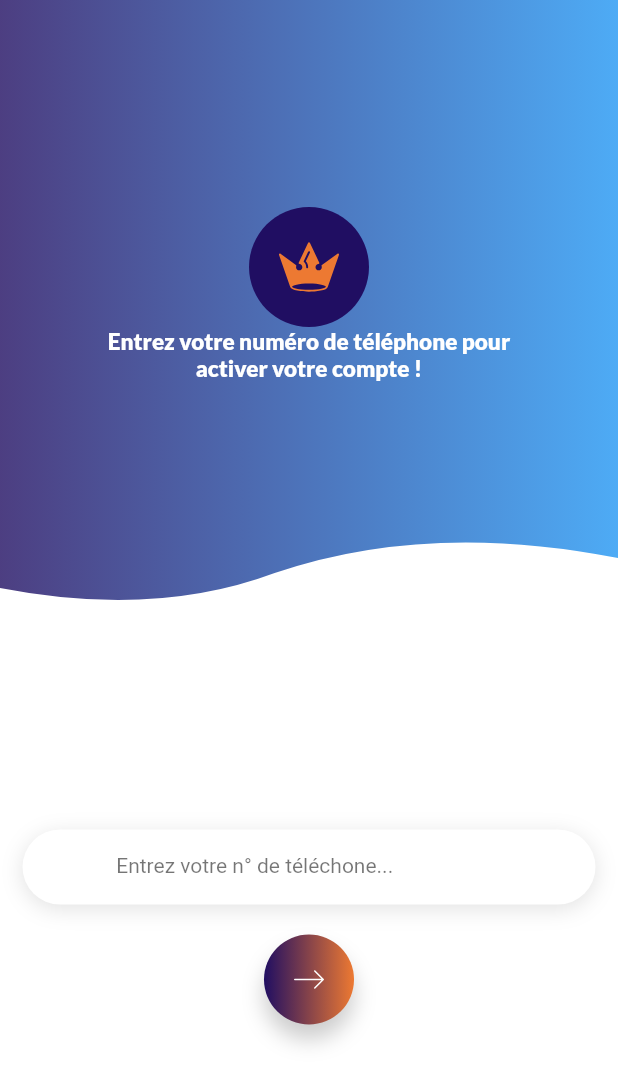
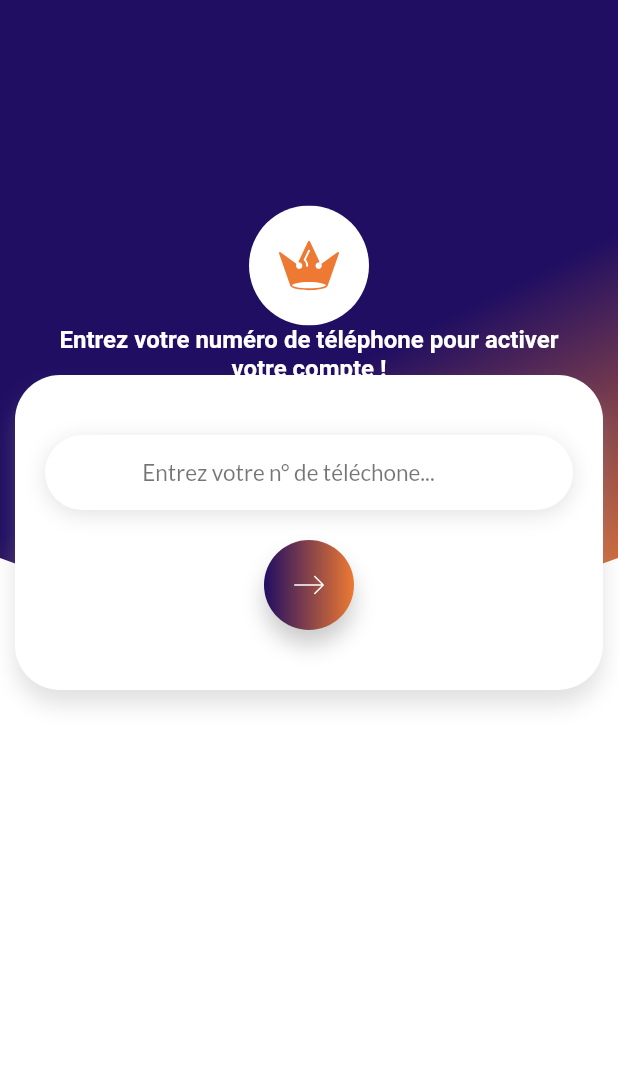
Before and after one commit to Delimond-eng/c.royal, a Flutter app: the AuthenticateScreen screen opened directly, on a phone screen of 412 x 824 dp. Shown: the top 1085 px of the screen. Run offline on Flutter 3.47's test engine with Material 2 defaults, Android fonts, the phone set to English and light mode, and no system bars; our stand-ins replace badges, expandable, flutter_custom_clippers, flutter_rating_bar, flutter_spinkit, flutter_svg and 9 more; missing offline and left inert: flutter_polyline_points; accounts and stored records are empty; network calls fail; Roboto replaces fonts that are missing (Courgette).

Commit message:
new auth screen  update

```diff
--- a/lib/main.dart
+++ b/lib/main.dart
@@ -3,7 +3,7 @@ import 'package:flutter_localizations/flutter_localizations.dart';
 import 'package:get/get.dart';
 import 'package:get_storage/get_storage.dart';
 
-//import 'screens/auth/auth_screen.dart';
+import 'screens/auth/auth_screen.dart';
 import 'controllers/home_controller.dart';
 import 'screens/auth/auth_screen.dart';
 import 'screens/home/home_screens.dart';
@@ -37,7 +37,7 @@ class MyApp extends StatelessWidget {
       ),
       home: Builder(
         builder: (context) {
-          return const HomeScreen();
+          return const AuthenticateScreen();
         },
       ), //AuthenticateScreen(),
     );
--- a/lib/pages/subscriptions/subscription_page.dart
+++ b/lib/pages/subscriptions/subscription_page.dart
@@ -162,9 +162,7 @@ class _SubscriptionsPageState extends State<SubscriptionsPage> {
                                         int.parse(data.abonnement.montant);
                                     setState(() {
                                       total = currentTot;
-                                      sendsData.removeWhere((String e) =>
-                                          e ==
-                                          data.abonnement.abonnementTarifId);
+                                      sendsData.removeWhere((String e) =>e ==data.abonnement.abonnementTarifId);
                                     });
                                   }
                                   //
--- a/lib/screens/auth/auth_screen.dart
+++ b/lib/screens/auth/auth_screen.dart
@@ -53,21 +53,22 @@ class _AuthenticateScreenState extends State<AuthenticateScreen> {
         decoration: const BoxDecoration(
           color: Colors.white,
         ),
-        child: Column(
-          mainAxisAlignment: MainAxisAlignment.center,
-          crossAxisAlignment: CrossAxisAlignment.center,
+        child: Stack(
           children: [
             ClipPath(
-              clipper: WaveClipperTwo(),
+              clipper: OvalBottomBorderClipper(),
               child: Container(
                 height: _size.height * .5,
                 width: _size.width,
                 decoration: BoxDecoration(
                   gradient: LinearGradient(
                     colors: [
-                      primaryColor.withOpacity(.8),
-                      Colors.blue.withOpacity(.8),
+                      primaryColor,
+                      primaryColor,
+                      secondaryColor,
                     ],
+                    begin: Alignment.topCenter,
+                    end: Alignment.bottomRight,
                   ),
                 ),
                 child: Center(
@@ -83,7 +84,7 @@ class _AuthenticateScreenState extends State<AuthenticateScreen> {
                               "assets/svg/circle-svgrepo-com.svg",
                               height: 80.0,
                               width: 80.0,
-                              color: primaryColor,
+                              color: Colors.white,
                             ),
                             Positioned(
                               top: 0,
@@ -105,21 +106,21 @@ class _AuthenticateScreenState extends State<AuthenticateScreen> {
                       ] else ...[
                         Lottie.asset(
                           "assets/lottiesfiles/81148-new-message-notification.json",
-                          height: 150.0,
-                          width: 150.0,
+                          height: 100.0,
+                          width: 100.0,
                         ),
                       ],
                       Padding(
-                        padding: const EdgeInsets.symmetric(horizontal: 50.0),
+                        padding: const EdgeInsets.symmetric(horizontal: 30.0),
                         child: Text(
                           currentSteps == 0
                               ? "Entrez votre numéro de téléphone pour activer votre compte !"
                               : "Veuillez entrer le code de validation envoyée par sms à votre numéro de téléphone !",
                           textAlign: TextAlign.center,
-                          style: GoogleFonts.lato(
+                          style: GoogleFonts.courgette(
                             color: Colors.white,
-                            fontSize: 15.0,
-                            fontWeight: FontWeight.w800,
+                            fontSize: 16.0,
+                            fontWeight: FontWeight.w600,
                           ),
                         ),
                       ),
@@ -131,13 +132,11 @@ class _AuthenticateScreenState extends State<AuthenticateScreen> {
                 ),
               ),
             ),
-            Expanded(
-              child: PageView(
+            PageView(
               controller: pageController,
               onPageChanged: onPageChanged,
               children: steps,
               physics: const NeverScrollableScrollPhysics(),
-              ),
             ),
           ],
         ),
@@ -146,13 +145,28 @@ class _AuthenticateScreenState extends State<AuthenticateScreen> {
   }
 
   Widget firstStepAuth(BuildContext context) {
-    return Container(
+    return SingleChildScrollView(
+      padding: const EdgeInsets.fromLTRB(10.0, 250.0, 10.0, 100.0),
+      child: Column(
+        crossAxisAlignment: CrossAxisAlignment.center,
+        mainAxisAlignment: MainAxisAlignment.center,
+        children: [
+          Container(
+            padding:
+                const EdgeInsets.symmetric(horizontal: 20.0, vertical: 40.0),
+            width: double.infinity,
             decoration: BoxDecoration(
-        color: Colors.white.withOpacity(.5),
+              color: Colors.white,
+              borderRadius: BorderRadius.circular(30.0),
+              boxShadow: [
+                BoxShadow(
+                  color: Colors.grey.withOpacity(.3),
+                  blurRadius: 12.0,
+                  offset: const Offset(0, 10),
+                )
+              ],
             ),
             child: Center(
-        child: SingleChildScrollView(
-          padding: const EdgeInsets.symmetric(horizontal: 15.0),
               child: Column(
                 crossAxisAlignment: CrossAxisAlignment.center,
                 mainAxisAlignment: MainAxisAlignment.center,
@@ -201,7 +215,7 @@ class _AuthenticateScreenState extends State<AuthenticateScreen> {
                               colorText: Colors.white,
                               backgroundColor: Colors.black87,
                               maxWidth: MediaQuery.of(context).size.width - 4,
-                          borderRadius: 10,
+                              borderRadius: 30.0,
                               duration: const Duration(seconds: 4),
                             );
                             return;
@@ -246,18 +260,33 @@ class _AuthenticateScreenState extends State<AuthenticateScreen> {
               ),
             ),
           ),
+        ],
+      ),
     );
   }
 
   FocusNode focusNode = FocusNode();
   Widget secondStepAuth(BuildContext context) {
-    return Container(
+    return SingleChildScrollView(
+      padding: const EdgeInsets.fromLTRB(10.0, 250.0, 10.0, 100.0),
+      child: Column(
+        children: [
+          Container(
+            padding:
+                const EdgeInsets.symmetric(horizontal: 20.0, vertical: 40.0),
+            width: double.infinity,
             decoration: BoxDecoration(
-        color: Colors.white.withOpacity(.5),
+              color: Colors.white,
+              borderRadius: BorderRadius.circular(30.0),
+              boxShadow: [
+                BoxShadow(
+                  color: Colors.grey.withOpacity(.3),
+                  blurRadius: 12.0,
+                  offset: const Offset(0, 10),
+                )
+              ],
             ),
             child: Center(
-        child: SingleChildScrollView(
-          padding: const EdgeInsets.symmetric(horizontal: 15.0),
               child: Column(
                 crossAxisAlignment: CrossAxisAlignment.center,
                 mainAxisAlignment: MainAxisAlignment.center,
@@ -267,7 +296,7 @@ class _AuthenticateScreenState extends State<AuthenticateScreen> {
                     width: double.infinity,
                     decoration: BoxDecoration(
                       color: Colors.white,
-                  borderRadius: BorderRadius.circular(5.0),
+                      borderRadius: BorderRadius.circular(30.0),
                       boxShadow: [
                         BoxShadow(
                           color: Colors.grey.withOpacity(.3),
@@ -287,9 +316,9 @@ class _AuthenticateScreenState extends State<AuthenticateScreen> {
                       ),
                       selectedFieldDecoration: BoxDecoration(
                         border: Border.all(color: primaryColor, width: 2.0),
-                    borderRadius: BorderRadius.circular(5.0),
+                        borderRadius: BorderRadius.circular(30.0),
                       ),
-                  eachFieldWidth: 46.0,
+                      eachFieldWidth: 40.0,
                       eachFieldHeight: 60.0,
                       onSubmit: (String pin) async {
                         if (pin.isNotEmpty) {
@@ -309,20 +338,22 @@ class _AuthenticateScreenState extends State<AuthenticateScreen> {
                                   snackPosition: SnackPosition.BOTTOM,
                                   colorText: Colors.orange,
                                   backgroundColor: Colors.black87,
-                              maxWidth: MediaQuery.of(context).size.width - 4,
-                              borderRadius: 10,
+                                  maxWidth:
+                                      MediaQuery.of(context).size.width - 4,
+                                  borderRadius: 30,
                                   duration: const Duration(seconds: 4),
                                 );
                                 return;
                               }
                               if (res['reponse']['status'] == "success") {
-                            storage.write(
-                                "user_id", res["reponse"]["data"]["user_id"]);
+                                storage.write("user_id",
+                                    res["reponse"]["data"]["user_id"]);
                                 Navigator.pushAndRemoveUntil(
                                     context,
                                     PageTransition(
                                       child: const HomeScreen(),
-                                  type: PageTransitionType.rightToLeftWithFade,
+                                      type: PageTransitionType
+                                          .rightToLeftWithFade,
                                     ),
                                     (Route<dynamic> route) => false);
                               } else {
@@ -335,8 +366,9 @@ class _AuthenticateScreenState extends State<AuthenticateScreen> {
                                   snackPosition: SnackPosition.BOTTOM,
                                   colorText: Colors.orange,
                                   backgroundColor: Colors.black87,
-                              maxWidth: MediaQuery.of(context).size.width - 4,
-                              borderRadius: 10,
+                                  maxWidth:
+                                      MediaQuery.of(context).size.width - 4,
+                                  borderRadius: 30,
                                   duration: const Duration(seconds: 4),
                                 );
                                 return;
@@ -354,10 +386,10 @@ class _AuthenticateScreenState extends State<AuthenticateScreen> {
                             offset: const Offset(0, 2),
                           )
                         ],
-                    borderRadius: BorderRadius.circular(5.0),
+                        borderRadius: BorderRadius.circular(30.0),
                       ),
                       followingFieldDecoration: BoxDecoration(
-                    borderRadius: BorderRadius.circular(5.0),
+                        borderRadius: BorderRadius.circular(30.0),
                         color: Colors.grey[400],
                         boxShadow: [
                           BoxShadow(
@@ -370,13 +402,14 @@ class _AuthenticateScreenState extends State<AuthenticateScreen> {
                     ),
                   ),
                   const SizedBox(
-                height: 65.0,
+                    height: 30.0,
                   ),
                   TextButton(
                     onPressed: () async {
                       Xloading.showLottieLoading(context);
                       await ApiManager.login(
-                      data: {"telephone": "+243" + textPhone.text}).then((res) {
+                              data: {"telephone": "+243" + textPhone.text})
+                          .then((res) {
                         Xloading.dismiss();
                         if (res != null) {
                           print(res);
@@ -391,7 +424,8 @@ class _AuthenticateScreenState extends State<AuthenticateScreen> {
                     child: Text(
                       "Réenvoyer le code",
                       style: GoogleFonts.lato(
-                    color: Colors.black87,
+                        color: Colors.blue,
+                        fontWeight: FontWeight.w600,
                       ),
                     ),
                   )
@@ -399,6 +433,8 @@ class _AuthenticateScreenState extends State<AuthenticateScreen> {
               ),
             ),
           ),
+        ],
+      ),
     );
   }
 }
--- a/lib/settings/utilities.dart
+++ b/lib/settings/utilities.dart
@@ -27,25 +27,12 @@ class Xloading {
               child: Dialog(
                   backgroundColor: Colors.transparent,
                   elevation: 0,
-                  child: Container(
-                    width: 100,
-                    child: Center(
-                      child: Container(
-                        padding: const EdgeInsets.all(10.0),
-                        alignment: Alignment.center,
-                        child: Container(
-                          height: 200,
-                          width: 200,
-                          decoration: BoxDecoration(
-                            color: Colors.transparent,
-                            borderRadius: BorderRadius.circular(10.0),
-                          ),
-                          child: Lottie.asset(
-                            "assets/icons/90464-loading.json",
-                            animate: true,
-                          ),
-                        ),
-                      ),
+                  child: Center(
+                    child: Lottie.asset(
+                      "assets/icons/90464-loading.json",
+                      height: 300.0,
+                      width: 300.0,
+                      animate: true,
                     ),
                   )),
             ),
--- a/lib/widgets/custom_input.dart
+++ b/lib/widgets/custom_input.dart
@@ -38,7 +38,7 @@ class CustomField extends StatelessWidget {
       ),
       child: TextField(
         controller: controller,
-        style: const TextStyle(fontSize: 14.0),
+        style: GoogleFonts.lato(fontSize: 16.0, fontWeight: FontWeight.w800),
         keyboardType: keyType ?? TextInputType.text,
         maxLength: (maxLgt != null) ? maxLgt : null,
         decoration: InputDecoration(
@@ -56,7 +56,11 @@ class CustomField extends StatelessWidget {
                   ),
                 )
               : const Text(""),
-          hintStyle: const TextStyle(color: Colors.black54),
+          hintStyle: GoogleFonts.lato(
+            color: Colors.black54,
+            fontWeight: FontWeight.w400,
+            fontSize: 15.0,
+          ),
           icon: prefix == null
               ? Container(
                   width: 50.0,
```
Lines whose indentation alone changed are shown as unchanged.
